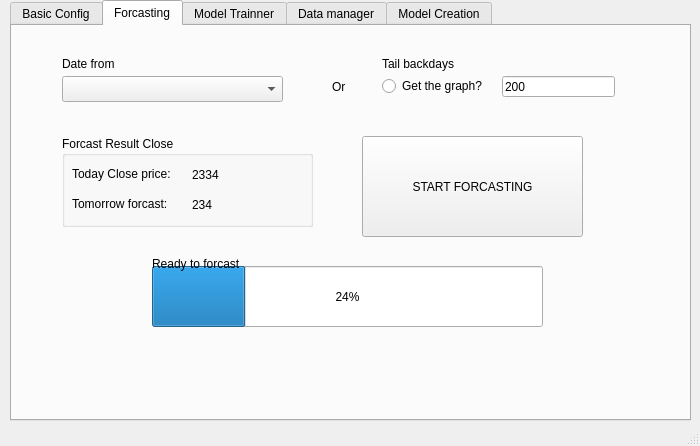
Old version of the form QT_Files/GUI_FFT_LSTM_Stock.ui in the repository eduardo-trejo-es/LSTM_GUI_DB.
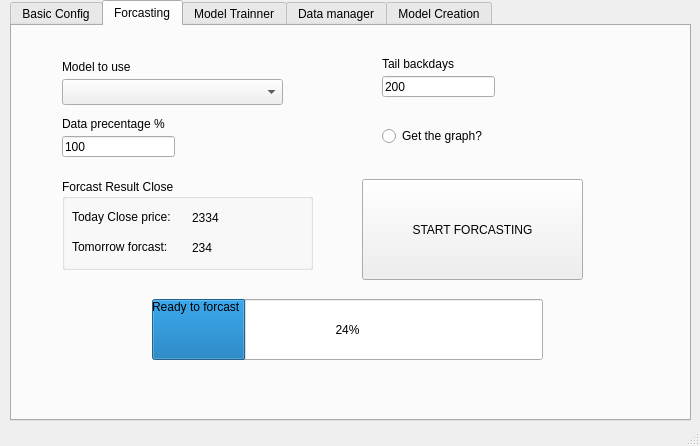
New version of the form. The open tabs and pages were chosen to show the change.

Diff of the .ui file:
```diff
--- a/QT_Files/GUI_FFT_LSTM_Stock.ui
+++ b/QT_Files/GUI_FFT_LSTM_Stock.ui
@@ -110,7 +110,7 @@
       <property name="geometry">
        <rect>
         <x>140</x>
-        <y>240</y>
+        <y>273</y>
         <width>391</width>
         <height>61</height>
        </rect>
@@ -119,34 +119,24 @@
        <number>24</number>
       </property>
      </widget>
-     <widget class="QComboBox" name="ForC_ComBox_DateFrom">
-      <property name="geometry">
-       <rect>
-        <x>50</x>
-        <y>50</y>
-        <width>221</width>
-        <height>26</height>
-       </rect>
-      </property>
-     </widget>
      <widget class="QLabel" name="ForC_lbl_DateFrom">
       <property name="geometry">
        <rect>
         <x>50</x>
-        <y>30</y>
-        <width>60</width>
+        <y>90</y>
+        <width>121</width>
         <height>16</height>
        </rect>
       </property>
       <property name="text">
-       <string>Date from</string>
+       <string>Data precentage %</string>
       </property>
      </widget>
      <widget class="QPushButton" name="ForC_btn_StartForcasting">
       <property name="geometry">
        <rect>
         <x>350</x>
-        <y>110</y>
+        <y>153</y>
         <width>221</width>
         <height>101</height>
        </rect>
@@ -159,7 +149,7 @@
       <property name="geometry">
        <rect>
         <x>370</x>
-        <y>50</y>
+        <y>100</y>
         <width>111</width>
         <height>20</height>
        </rect>
@@ -172,7 +162,7 @@
       <property name="geometry">
        <rect>
         <x>140</x>
-        <y>230</y>
+        <y>273</y>
         <width>171</width>
         <height>16</height>
        </rect>
@@ -185,7 +175,7 @@
       <property name="geometry">
        <rect>
         <x>50</x>
-        <y>110</y>
+        <y>153</y>
         <width>251</width>
         <height>91</height>
        </rect>
@@ -249,7 +239,7 @@
      <widget class="QLineEdit" name="ForC_txtLine_TailBackDays">
       <property name="geometry">
        <rect>
-        <x>490</x>
+        <x>370</x>
         <y>50</y>
         <width>113</width>
         <height>21</height>
@@ -272,17 +262,40 @@
        <string>Tail backdays</string>
       </property>
      </widget>
-     <widget class="QLabel" name="ForC_lbl_or">
+     <widget class="QComboBox" name="ForC_ComBox_Model_To_used">
       <property name="geometry">
        <rect>
-        <x>320</x>
+        <x>50</x>
         <y>53</y>
-        <width>21</width>
+        <width>221</width>
+        <height>26</height>
+       </rect>
+      </property>
+     </widget>
+     <widget class="QLabel" name="ForC_lbl_Model_To_used">
+      <property name="geometry">
+       <rect>
+        <x>50</x>
+        <y>33</y>
+        <width>91</width>
         <height>16</height>
        </rect>
       </property>
       <property name="text">
-       <string>Or</string>
+       <string>Model to use</string>
+      </property>
+     </widget>
+     <widget class="QLineEdit" name="ForC_txtLine_TailBackDays_2">
+      <property name="geometry">
+       <rect>
+        <x>50</x>
+        <y>110</y>
+        <width>113</width>
+        <height>21</height>
+       </rect>
+      </property>
+      <property name="text">
+       <string>100</string>
       </property>
      </widget>
     </widget>
```
Left out of the diff: 2 changed lines with no effect on the pictures.
